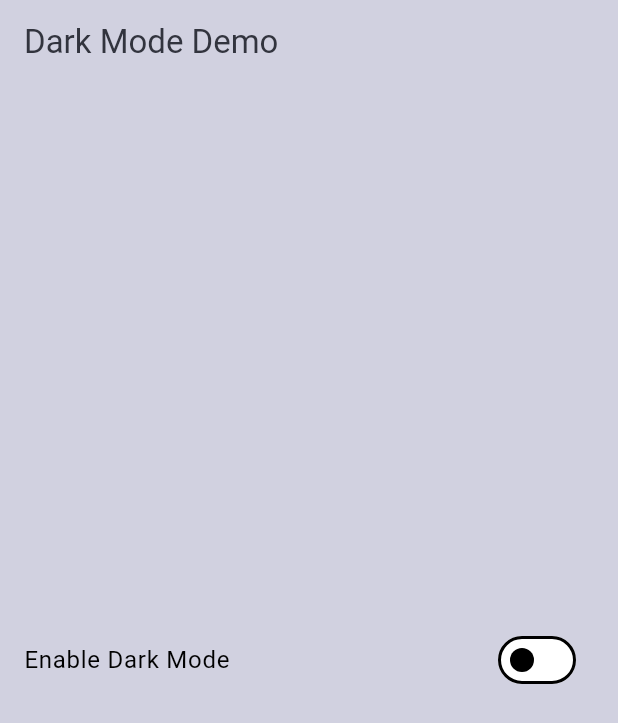
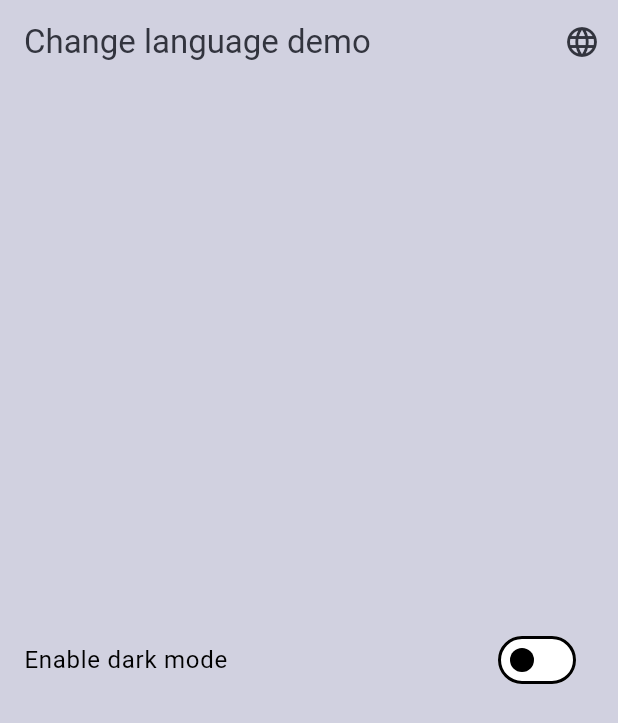
Before and after one commit to glucoseck007/zippy, a Flutter app: the screen it shows after launch, on a phone screen of 412 x 824 dp. Shown: the top 723 px of the screen. Run offline on Flutter 3.47's test engine with Material 3 defaults, Android fonts, the phone set to English and light mode, and no system bars; our stand-ins replace easy_localization.

Commit message:
Set up dark mode theme and support locales

```diff
--- a/assets/translations/en-US.json
+++ b/assets/translations/en-US.json
@@ -0,0 +1,4 @@
+{
+  "title": "Change language demo",
+  "toggle": "Enable dark mode"
+}
--- a/assets/translations/vi-VN.json
+++ b/assets/translations/vi-VN.json
@@ -0,0 +1,4 @@
+{
+  "title": "Thay đổi ngôn ngữ",
+  "toggle": "Chế độ tối"
+}
--- a/lib/app.dart
+++ b/lib/app.dart
@@ -1,3 +1,5 @@
+import 'package:easy_localization/easy_localization.dart';
+import 'package:flutter_localizations/flutter_localizations.dart';
 import 'package:flutter/material.dart';
 import 'package:provider/provider.dart';
 import 'package:zippy/screens/home.dart';
@@ -18,6 +20,14 @@ class MyApp extends StatelessWidget {
           darkTheme: AppTheme.darkTheme,
           themeMode: themeProvider.themeMode,
           debugShowCheckedModeBanner: false,
+          localizationsDelegates: [
+            GlobalMaterialLocalizations.delegate,
+            GlobalWidgetsLocalizations.delegate,
+            GlobalCupertinoLocalizations.delegate,
+            EasyLocalization.of(context)!.delegate,
+          ],
+          supportedLocales: context.supportedLocales,
+          locale: context.locale,
           home: HomeScreen(),
         );
       },
--- a/lib/screens/home.dart
+++ b/lib/screens/home.dart
@@ -1,5 +1,6 @@
 import 'package:flutter/material.dart';
 import 'package:provider/provider.dart';
+import 'package:easy_localization/easy_localization.dart';
 import '../providers/theme_provider.dart';
 
 class HomeScreen extends StatelessWidget {
@@ -11,14 +12,26 @@ class HomeScreen extends StatelessWidget {
     final isDark = themeProvider.themeMode == ThemeMode.dark;
 
     return Scaffold(
-      appBar: AppBar(title: Text('Dark Mode Demo')),
+      appBar: AppBar(
+        title: Text(tr('title')),
+        actions: [
+          IconButton(
+            icon: const Icon(Icons.language),
+            onPressed: () {
+              final currentLocale = context.locale;
+              final newLocale = currentLocale.languageCode == 'en'
+                  ? const Locale('vi', 'VN')
+                  : const Locale('en', 'US');
+              context.setLocale(newLocale);
+            },
+          )
+        ],
+      ),
       body: Center(
         child: SwitchListTile(
-          title: Text('Enable Dark Mode'),
+          title: Text(tr('toggle')),
           value: isDark,
-          onChanged: (value) {
-            themeProvider.toggleTheme(value);
-          },
+          onChanged: themeProvider.toggleTheme,
         ),
       ),
     );
```
Also changed, not shown: lib/main.dart (+13 -4 lines), pubspec.yaml (+8 -1 lines), pubspec.lock, 2 other files.
